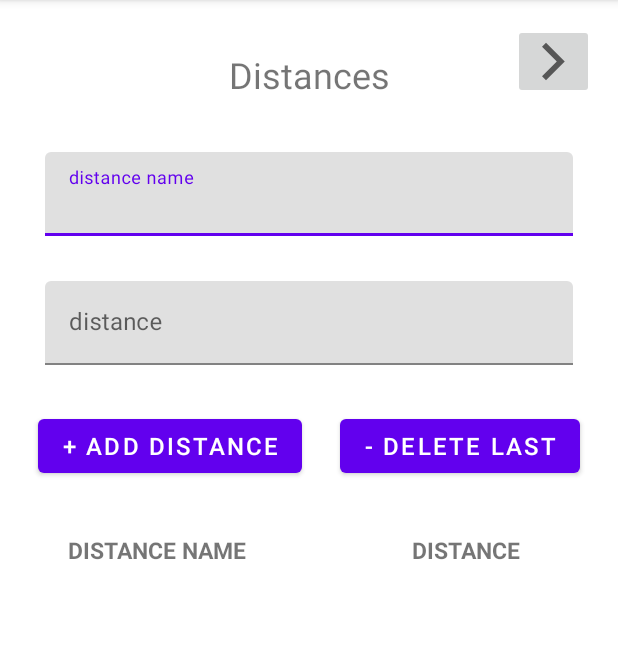
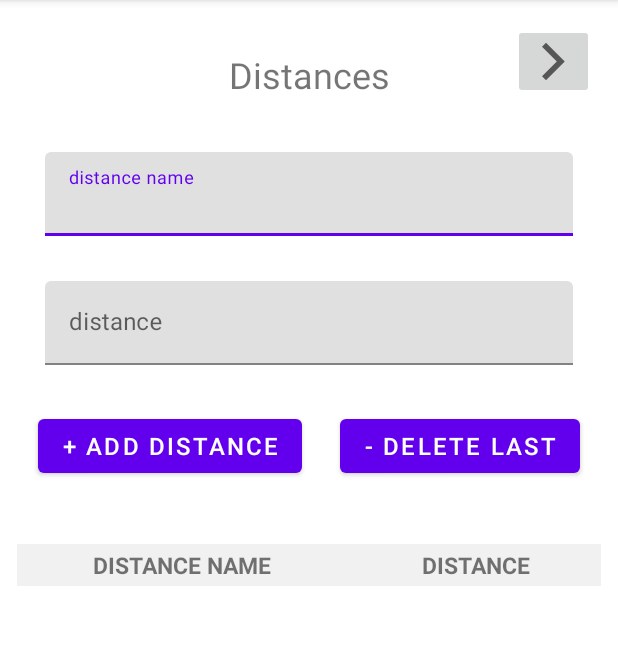
Before and after one commit to marekkawalski/FuelCostCalculator, an Android app: the AddDistances screen opened directly, with no data from a screen before it, on a phone screen of 412 x 824 dp, the part 84-729 px from its top. Run offline under Robolectric (Android 15) with nearby library versions, the phone set to English and light mode, and no system bars.

```diff
--- a/app/src/main/java/model/Person.kt
+++ b/app/src/main/java/model/Person.kt
@@ -1,7 +1,7 @@
 package model
 
-class Person {
-    lateinit var name: String
+class Person constructor(var name: String, var id: Int) {
     var coveredDistance: Double = 0.0
     var costOfFuel: Double = 0.0
+
 }
--- a/app/src/main/res/layout/activity_add_distances.xml
+++ b/app/src/main/res/layout/activity_add_distances.xml
@@ -42,7 +42,7 @@
         app:layout_constraintBottom_toTopOf="@+id/distanceInputLayout"
         app:layout_constraintEnd_toEndOf="parent"
         app:layout_constraintStart_toStartOf="parent"
-        app:layout_constraintTop_toBottomOf="@+id/textView2">
+        app:layout_constraintTop_toBottomOf="@+id/passengersTextView">
 
         <com.google.android.material.textfield.TextInputEditText
             android:id="@+id/passengerNameInput"
@@ -52,7 +52,7 @@
     </com.google.android.material.textfield.TextInputLayout>
 
     <TextView
-        android:id="@+id/textView2"
+        android:id="@+id/passengersTextView"
         android:layout_width="127dp"
         android:layout_height="43dp"
         android:layout_marginTop="28dp"
@@ -96,32 +96,39 @@
             android:id="@+id/tableLayout"
             android:layout_width="match_parent"
             android:layout_height="wrap_content"
-            android:stretchColumns="0,1">
+            android:layout_marginVertical="10dp"
+            android:layout_marginHorizontal="10dp"
+            android:stretchColumns="*"> <!-- stretch the second column of the layout-->>
 
             <TableRow
                 android:id="@+id/tableRow"
                 android:layout_width="wrap_content"
                 android:layout_height="wrap_content"
-                android:layout_margin="1dp">
+                android:layout_margin="1dp"
+                android:layout_marginHorizontal="10dp"
+                android:layout_marginVertical="10dp">
 
                 <TextView
                     android:id="@+id/textView7"
-                    android:layout_width="0dp"
-                    android:layout_height="match_parent"
+                    android:layout_width="wrap_content"
+                    android:layout_height="wrap_content"
+                    android:background="#f1f1f1"
                     android:gravity="center"
+                    android:isScrollContainer="true"
                     android:padding="3dip"
                     android:text="distance name"
                     android:textAllCaps="true"
-
                     android:textSize="15sp"
                     android:textStyle="bold"
                     app:layout_constraintHorizontal_weight="1" />
 
                 <TextView
                     android:id="@+id/textView8"
-                    android:layout_width="0dp"
-                    android:layout_height="match_parent"
+                    android:layout_width="wrap_content"
+                    android:layout_height="wrap_content"
+                    android:background="#f1f1f1"
                     android:gravity="center"
+                    android:isScrollContainer="true"
                     android:padding="3dip"
                     android:text="distance"
                     android:textAllCaps="true"
--- a/build.gradle
+++ b/build.gradle
@@ -1,7 +1,7 @@
 // Top-level build file where you can add configuration options common to all sub-projects/modules.
 plugins {
-    id 'com.android.application' version '7.1.1' apply false
-    id 'com.android.library' version '7.1.1' apply false
+    id 'com.android.application' version '7.1.2' apply false
+    id 'com.android.library' version '7.1.2' apply false
     id 'org.jetbrains.kotlin.android' version '1.6.10' apply false
 }
 
```
Also changed, not shown: app/src/main/AndroidManifest.xml (+6 -3 lines), app/src/main/java/com/marekkawalski/viewControllers/AddDistances.kt (+7 -1 lines), app/src/main/java/com/marekkawalski/viewControllers/AddPassengers.kt (+85 -3 lines), app/src/main/res/layout/activity_add_passangers.xml (+13 -8 lines).
